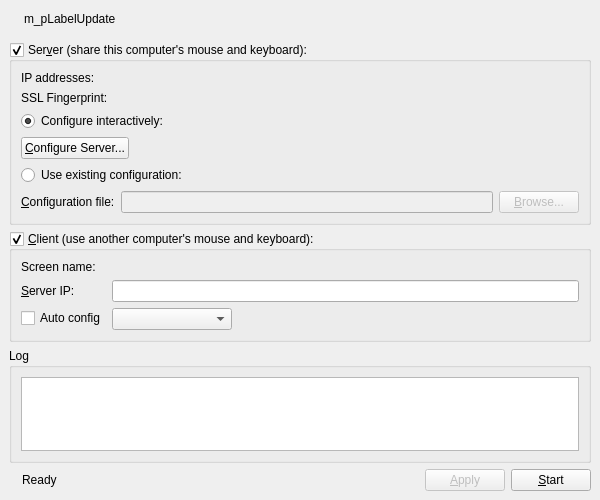
First picture: the form in src/gui/res/MainWindowBase.ui, repository deskflow/deskflow, before the edit.
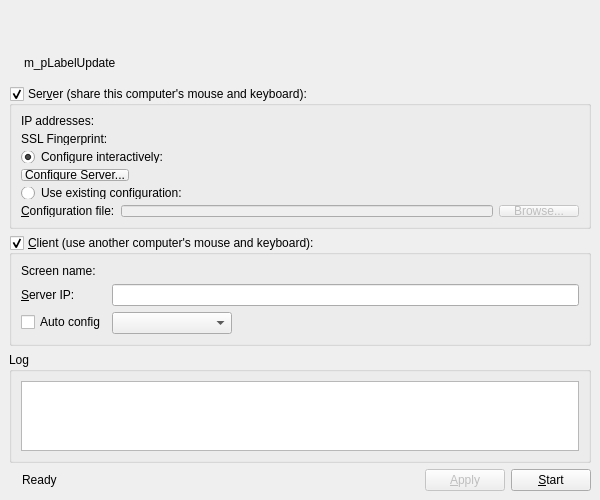
Second picture: the form after the edit. Icons and pictures are not drawn.

Diff of the .ui file:
```diff
--- a/src/gui/res/MainWindowBase.ui
+++ b/src/gui/res/MainWindowBase.ui
@@ -27,6 +27,42 @@
   </property>
   <widget class="QWidget" name="centralwidget">
    <layout class="QVBoxLayout" name="verticalLayout_2">
+    <item>
+     <widget class="QWidget" name="m_trialWidget" native="true">
+      <layout class="QHBoxLayout" name="horizontalLayout_5">
+       <item>
+        <widget class="QLabel" name="label_3">
+         <property name="text">
+          <string/>
+         </property>
+         <property name="pixmap">
+          <pixmap resource="Synergy.qrc">:/res/icons/16x16/warning.png</pixmap>
+         </property>
+        </widget>
+       </item>
+       <item>
+        <widget class="QLabel" name="trialLabel">
+         <property name="text">
+          <string/>
+         </property>
+        </widget>
+       </item>
+       <item>
+        <spacer name="horizontalSpacer">
+         <property name="orientation">
+          <enum>Qt::Horizontal</enum>
+         </property>
+         <property name="sizeHint" stdset="0">
+          <size>
+           <width>40</width>
+           <height>20</height>
+          </size>
+         </property>
+        </spacer>
+       </item>
+      </layout>
+     </widget>
+    </item>
     <item>
      <widget class="QWidget" name="m_pWidgetUpdate" native="true">
       <layout class="QHBoxLayout" name="horizontalLayout_2">
```
